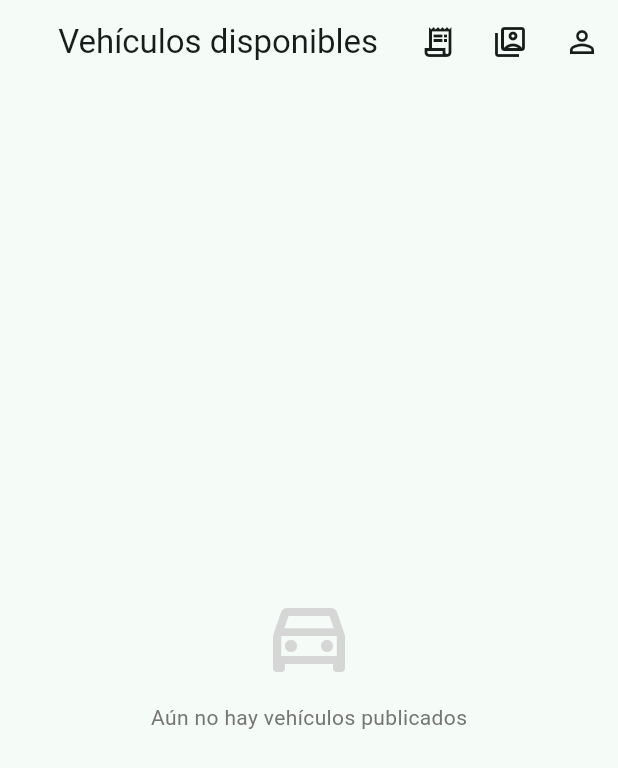
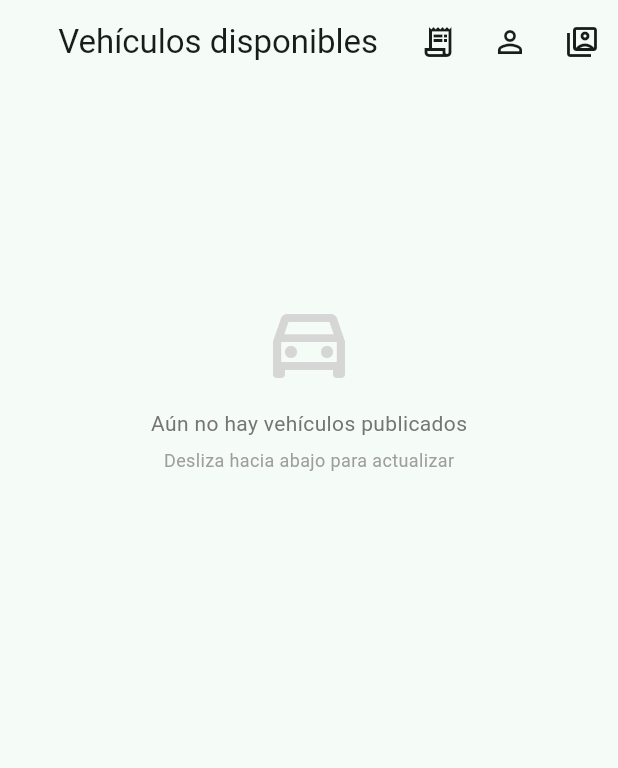
Before and after one commit to ANoguera03/rentauto, a Flutter app: the BuscarVehiculosScreen screen opened directly, on a phone screen of 412 x 824 dp. Shown: the top 768 px of the screen. Run offline on Flutter 3.47's test engine with Material 3 defaults, Android fonts, the phone set to English and light mode, and no system bars; our stand-ins replace cloud_firestore, firebase_auth, firebase_core, flutter_dotenv, image_picker, sqflite; accounts and stored records are empty.

Commit message:
Migra vehículos a Firestore con reglas de seguridad y fotos en base64

```diff
--- a/lib/main.dart
+++ b/lib/main.dart
@@ -9,10 +9,12 @@ import 'providers/vehiculo_provider.dart';
 import 'repositories/data_repository.dart';
 import 'screens/auth_gate.dart';
 import 'services/database_service.dart';
+import 'repositories/firestore_repository.dart';
 
 // Único lugar donde se decide qué base de datos usa la app.
 // Más adelante aquí se cambiará por la implementación de Firestore.
-final DataRepository repositorio = DatabaseService();
+// Para volver a la versión 100% local, cambiar por: DatabaseService()
+final DataRepository repositorio = FirestoreRepository(DatabaseService());
 
 Future<void> main() async {
   WidgetsFlutterBinding.ensureInitialized();
--- a/lib/screens/buscar_vehiculos_screen.dart
+++ b/lib/screens/buscar_vehiculos_screen.dart
@@ -1,12 +1,14 @@
 import 'package:flutter/material.dart';
 import 'package:provider/provider.dart';
+import '../models/vehiculo.dart';
 import '../providers/vehiculo_provider.dart';
-import 'publicar_vehiculo_screen.dart';
+import '../widgets/foto_vehiculo.dart';
+import 'auth_gate.dart';
 import 'detalle_vehiculo_screen.dart';
 import 'mis_reservas_screen.dart';
-import 'auth_gate.dart';
 import 'perfil_screen.dart';
-import 'dart:io';
+import 'publicar_vehiculo_screen.dart';
+
 class BuscarVehiculosScreen extends StatefulWidget {
   const BuscarVehiculosScreen({super.key});
 
@@ -18,9 +20,7 @@ class _BuscarVehiculosScreenState extends State<BuscarVehiculosScreen> {
   @override
   void initState() {
     super.initState();
-    // Apenas se abre la pantalla, pide al provider que cargue los vehículos
-    Future.microtask(() =>
-        context.read<VehiculoProvider>().cargarVehiculos());
+    Future.microtask(() => context.read<VehiculoProvider>().cargarVehiculos());
   }
 
   @override
@@ -44,6 +44,14 @@ Widget build(BuildContext context) {
             ),
           ),
           IconButton(
+            tooltip: 'Mi perfil',
+            icon: const Icon(Icons.person_outline),
+            onPressed: () => Navigator.push(
+              context,
+              MaterialPageRoute(builder: (_) => const PerfilScreen()),
+            ),
+          ),
+          IconButton(
             tooltip: 'Cambiar de perfil',
             icon: const Icon(Icons.switch_account_outlined),
             onPressed: () => Navigator.pushAndRemoveUntil(
@@ -52,37 +60,69 @@ Widget build(BuildContext context) {
               (route) => false,
             ),
           ),
-  IconButton(
-  tooltip: 'Mi perfil',
-  icon: const Icon(Icons.person_outline),
-  onPressed: () => Navigator.push(
+        ],
+      ),
+      body: provider.cargando && provider.vehiculos.isEmpty
+          ? const Center(child: CircularProgressIndicator())
+          : RefreshIndicator(
+              onRefresh: () => context.read<VehiculoProvider>().cargarVehiculos(),
+              child: provider.vehiculos.isEmpty
+                  ? _vacio()
+                  : ListView.builder(
+                      physics: const AlwaysScrollableScrollPhysics(),
+                      padding: const EdgeInsets.all(12),
+                      itemCount: provider.vehiculos.length,
+                      itemBuilder: (context, index) =>
+                          _tarjeta(context, provider.vehiculos[index]),
+                    ),
+            ),
+      floatingActionButton: provider.rolActual == 'dueño'
+          ? FloatingActionButton.extended(
+              onPressed: () async {
+                await Navigator.push(
                   context,
-    MaterialPageRoute(builder: (_) => const PerfilScreen()),
+                  MaterialPageRoute(
+                      builder: (_) => const PublicarVehiculoScreen()),
+                );
+                if (mounted) context.read<VehiculoProvider>().cargarVehiculos();
+              },
+              icon: const Icon(Icons.add),
+              label: const Text('Publicar'),
+            )
+          : null,
+    );
+  }
+
+  Widget _vacio() {
+    return ListView(
+      physics: const AlwaysScrollableScrollPhysics(),
+      children: [
+        const SizedBox(height: 140),
+        Center(
+          child: Icon(Icons.directions_car_outlined,
+              size: 64, color: Colors.grey[350]),
+        ),
+        const SizedBox(height: 12),
+        Center(
+          child: Text(
+            'Aún no hay vehículos publicados',
+            style: TextStyle(color: Colors.grey[600], fontSize: 14),
+          ),
+        ),
+        const SizedBox(height: 6),
+        Center(
+          child: Text(
+            'Desliza hacia abajo para actualizar',
+            style: TextStyle(color: Colors.grey[500], fontSize: 12),
           ),
         ),
       ],
-    ),
-    body: provider.cargando
-        ? const Center(child: CircularProgressIndicator())
-        : provider.vehiculos.isEmpty
-            ? Center(
-                child: Column(
-                  mainAxisAlignment: MainAxisAlignment.center,
-                  children: [
-                    Icon(Icons.directions_car_outlined, size: 64, color: Colors.grey[350]),
-                    const SizedBox(height: 12),
-                    Text(
-                      'Aún no hay vehículos publicados',
-                      style: TextStyle(color: Colors.grey[600], fontSize: 14),
-                    ),
-                  ],
-                ),
-              )
-            : ListView.builder(
-                padding: const EdgeInsets.all(12),
-                itemCount: provider.vehiculos.length,
-                itemBuilder: (context, index) {
-                  final v = provider.vehiculos[index];
+    );
+  }
+
+  Widget _tarjeta(BuildContext context, Vehiculo v) {
+    final primary = Theme.of(context).colorScheme.primary;
+
     return Container(
       margin: const EdgeInsets.only(bottom: 14),
       decoration: BoxDecoration(
@@ -101,27 +141,7 @@ Widget build(BuildContext context) {
         children: [
           ClipRRect(
             borderRadius: const BorderRadius.vertical(top: Radius.circular(16)),
-                          child: v.fotoPath != null
-                              ? Image.file(
-                                  File(v.fotoPath!),
-                                  height: 120,
-                                  width: double.infinity,
-                                  fit: BoxFit.cover,
-                                )
-                              : Container(
-                                  height: 120,
-                                  width: double.infinity,
-                                  decoration: BoxDecoration(
-                                    gradient: LinearGradient(
-                                      colors: [
-                                        Theme.of(context).colorScheme.primary.withOpacity(0.15),
-                                        Theme.of(context).colorScheme.primary.withOpacity(0.05),
-                                      ],
-                                    ),
-                                  ),
-                                  child: Icon(Icons.directions_car,
-                                      size: 48, color: Theme.of(context).colorScheme.primary),
-                                ),
+            child: FotoVehiculo(vehiculo: v, height: 120),
           ),
           Padding(
             padding: const EdgeInsets.all(14),
@@ -137,18 +157,23 @@ Widget build(BuildContext context) {
                   children: [
                     Icon(Icons.location_on, size: 14, color: Colors.grey[600]),
                     const SizedBox(width: 4),
-                                  Text(v.ubicacion, style: TextStyle(fontSize: 12, color: Colors.grey[600])),
+                    Text(v.ubicacion,
+                        style: TextStyle(fontSize: 12, color: Colors.grey[600])),
                     const SizedBox(width: 10),
                     Container(
-                                    padding: const EdgeInsets.symmetric(horizontal: 8, vertical: 2),
+                      padding:
+                          const EdgeInsets.symmetric(horizontal: 8, vertical: 2),
                       decoration: BoxDecoration(
                         color: Theme.of(context).colorScheme.primaryContainer,
                         borderRadius: BorderRadius.circular(20),
                       ),
-                                    child: Text(v.tipo,
+                      child: Text(
+                        v.tipo,
                         style: TextStyle(
                           fontSize: 11,
-                                            color: Theme.of(context).colorScheme.onPrimaryContainer)),
+                          color: Theme.of(context).colorScheme.onPrimaryContainer,
+                        ),
+                      ),
                     ),
                   ],
                 ),
@@ -161,13 +186,16 @@ Widget build(BuildContext context) {
                       style: TextStyle(
                         fontSize: 15,
                         fontWeight: FontWeight.bold,
-                                        color: Theme.of(context).colorScheme.primary),
+                        color: primary,
+                      ),
                     ),
                     TextButton(
                       onPressed: () {
                         Navigator.push(
                           context,
-      MaterialPageRoute(builder: (_) => DetalleVehiculoScreen(vehiculo: v)),
+                          MaterialPageRoute(
+                            builder: (_) => DetalleVehiculoScreen(vehiculo: v),
+                          ),
                         );
                       },
                       child: const Text('Ver más'),
@@ -180,21 +208,5 @@ Widget build(BuildContext context) {
         ],
       ),
     );
-                },
-              ),
-    floatingActionButton: provider.rolActual == 'dueño'
-    ? FloatingActionButton.extended(
-        onPressed: () async {
-          await Navigator.push(
-            context,
-            MaterialPageRoute(builder: (_) => const PublicarVehiculoScreen()),
-          );
-          if (mounted) context.read<VehiculoProvider>().cargarVehiculos();
-        },
-        icon: const Icon(Icons.add),
-        label: const Text('Publicar'),
-      )
-    : null,
-  );
   }
 }
```
Also changed, not shown: lib/models/vehiculo.dart (+54 -2 lines), lib/repositories/firestore_repository.dart (added, +87 -0 lines), lib/screens/detalle_vehiculo_screen.dart (+45 -27 lines), lib/screens/publicar_vehiculo_screen.dart (+23 -12 lines), lib/services/database_service.dart (+3 -4 lines), lib/widgets/foto_vehiculo.dart (added, +59 -0 lines). Lines whose indentation alone changed are shown as unchanged.
